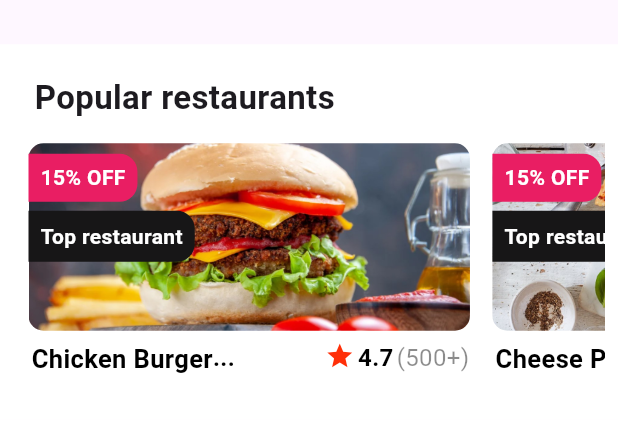
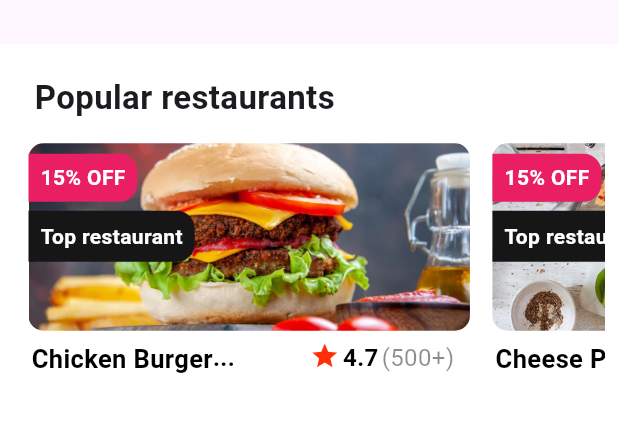
Before and after one commit to UnVireak/Foodpanda_flutter_ui, a Flutter app: the screen it shows after launch, scrolled down 576 dp, on a phone screen of 412 x 824 dp, the part 84-515 px from its top. Run offline on Flutter 3.47's test engine with Material 3 defaults, Android fonts, the phone set to English and light mode, and no system bars; our stand-ins replace bloc, flutter_bloc, font_awesome_flutter, sliver_tools; missing offline and left inert: dart:ffi.

Commit message:
sizeBox change

```diff
--- a/lib/screens/home_screen.dart
+++ b/lib/screens/home_screen.dart
@@ -21,7 +21,12 @@ class HomeScreen extends StatelessWidget {
   final _scaffoldKey = GlobalKey<ScaffoldState>();
   @override
   Widget build(BuildContext context) {
-    List foods2 = ["Chicken Burger", "Cheese Pizza", "Bok Lhong", "Seafood Boil"];
+    List foods2 = [
+      "Chicken Burger",
+      "Cheese Pizza",
+      "Bok Lhong",
+      "Seafood Boil"
+    ];
     List cuisines1 = ["Pizza", "Milk Tea", "Pasta", "Hot Pot", "Burgers"];
     List cuisines2 = ["Chicken", "Sushi", "Pho", "Soups", "Salad"];
     List<Color> cuisinesColor = [
@@ -103,7 +108,6 @@ class HomeScreen extends StatelessWidget {
               child: CircleAvatar(
                 radius: 30,
                 backgroundImage: AssetImage("assets/images/profile_pic.jpg"),
-
               ),
             ),
             ListTile(
@@ -181,7 +185,7 @@ class HomeScreen extends StatelessWidget {
           ),
         ],
       ),
-      body:  CustomScrollView(
+      body: CustomScrollView(
         slivers: [
           SliverAppBar(
             pinned: false,
@@ -200,7 +204,6 @@ class HomeScreen extends StatelessWidget {
               child: Column(
                 crossAxisAlignment: CrossAxisAlignment.center,
                 children: [
-
                   InkWell(
                     onTap: () {
                       Navigator.of(context).push(MaterialPageRoute(
@@ -547,11 +550,9 @@ class HomeScreen extends StatelessWidget {
                                               decoration: BoxDecoration(
                                                 borderRadius:
                                                     BorderRadius.circular(10),
-
                                               ),
                                               child: Stack(children: [
                                                 ClipRRect(
-
                                                   borderRadius:
                                                       BorderRadius.circular(10),
                                                   child: Image.asset(
@@ -614,7 +615,7 @@ class HomeScreen extends StatelessWidget {
                                                                             .bold),
                                                               ),
                                                               SizedBox(
-                                                                  width: 60,
+                                                                width: 50,
                                                               ),
                                                               Row(
                                                                 children: [
@@ -839,8 +840,6 @@ class HomeScreen extends StatelessWidget {
                               color: cuisinesColor[index],
                               borderRadius: BorderRadius.circular(10),
                             ),
-
-
                             child: GestureDetector(
                               onTap: () {
                                 Navigator.of(context).push(
@@ -1698,8 +1697,6 @@ class HomeScreen extends StatelessWidget {
           // backgroundColor: const Color.fromARGB(255, 225, 233, 234),
         ],
       ),
-
-
     );
   }
 }
```
Lines whose indentation alone changed are shown as unchanged.
